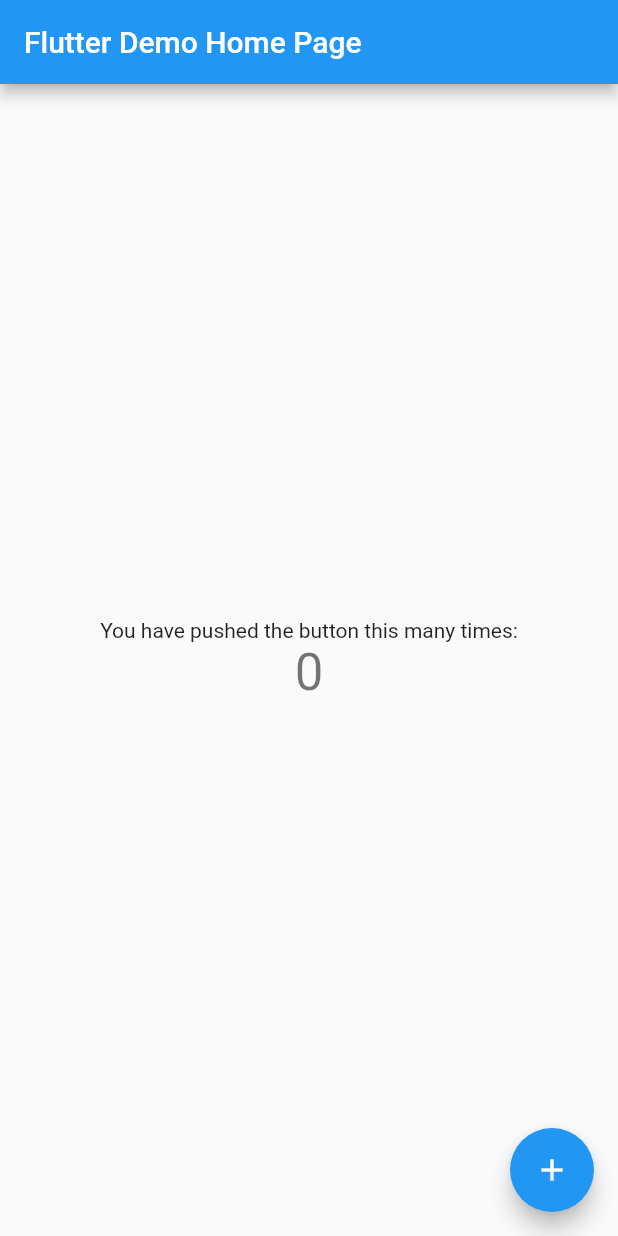
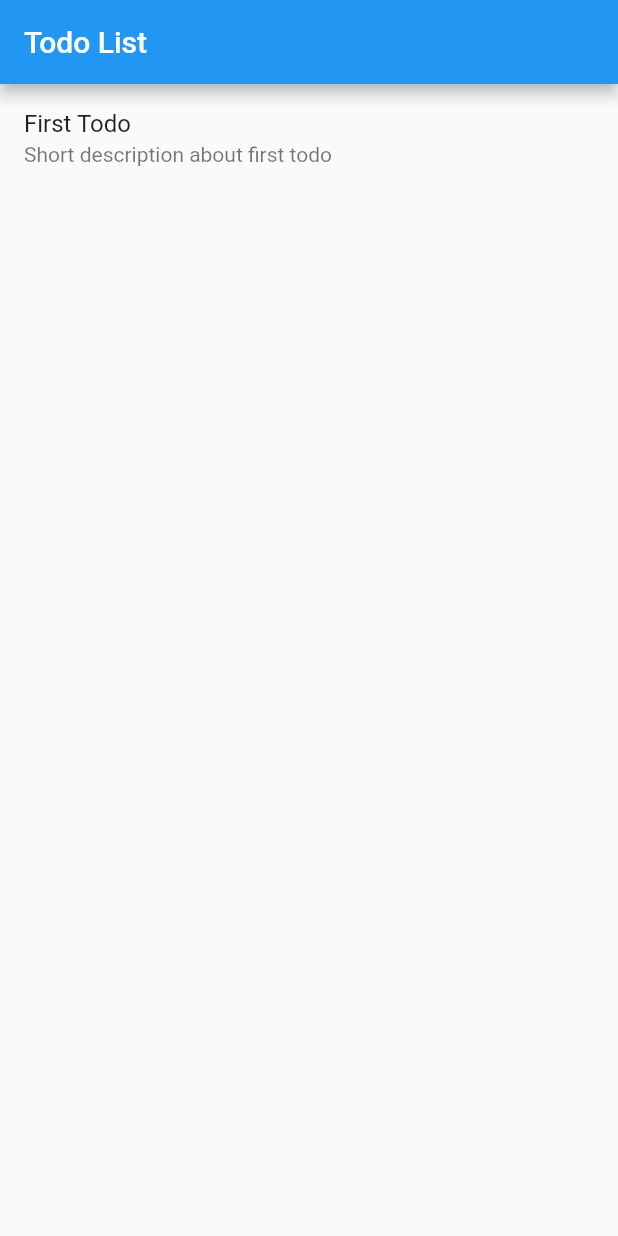
Before and after one commit to aaryadewa/flutter_workshop_simple_todo, a Flutter app: the screen it shows after launch, on a phone screen of 412 x 824 dp. Run offline on Flutter 3.47's test engine with Material 2 defaults, Android fonts, the phone set to English and light mode, and no system bars.

Commit message:
Added a static ListView item

```diff
--- a/lib/main.dart
+++ b/lib/main.dart
@@ -1,4 +1,5 @@
 import 'package:flutter/material.dart';
+import 'package:flutter_workshop_simple_todo/view/page/todo_list_page.dart';
 
 void main() => runApp(MyApp());
 
@@ -20,7 +21,7 @@ class MyApp extends StatelessWidget {
         // is not restarted.
         primarySwatch: Colors.blue,
       ),
-      home: MyHomePage(title: 'Flutter Demo Home Page'),
+      home: TodoListPage(),
     );
   }
 }
--- /dev/null
+++ b/lib/view/page/todo_list_page.dart
@@ -0,0 +1,22 @@
+import 'package:flutter/cupertino.dart';
+import 'package:flutter/material.dart';
+
+class TodoListPage extends StatelessWidget {
+
+  @override
+  Widget build(BuildContext context) {
+    return Scaffold(
+      appBar: AppBar(
+        title: Text('Todo List'),
+      ),
+      body: ListView(
+        children: <Widget>[
+          ListTile(
+            title: Text('First Todo'),
+            subtitle: Text('Short description about first todo'),
+          )
+        ],
+      ),
+    );
+  }
+}
```
